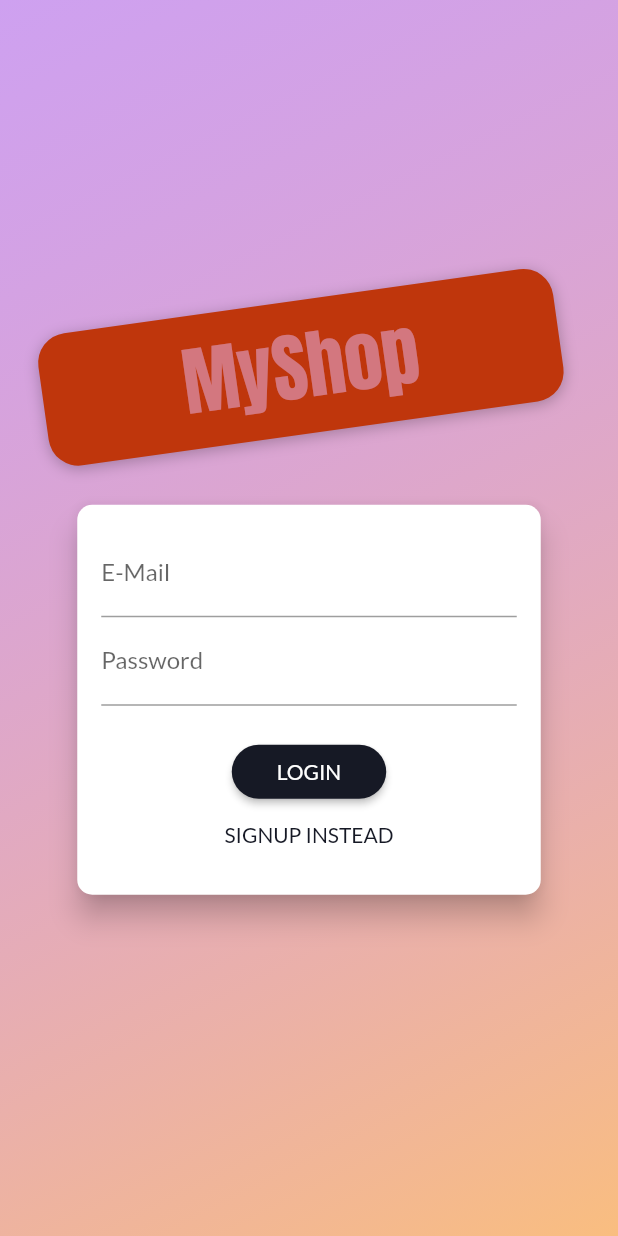
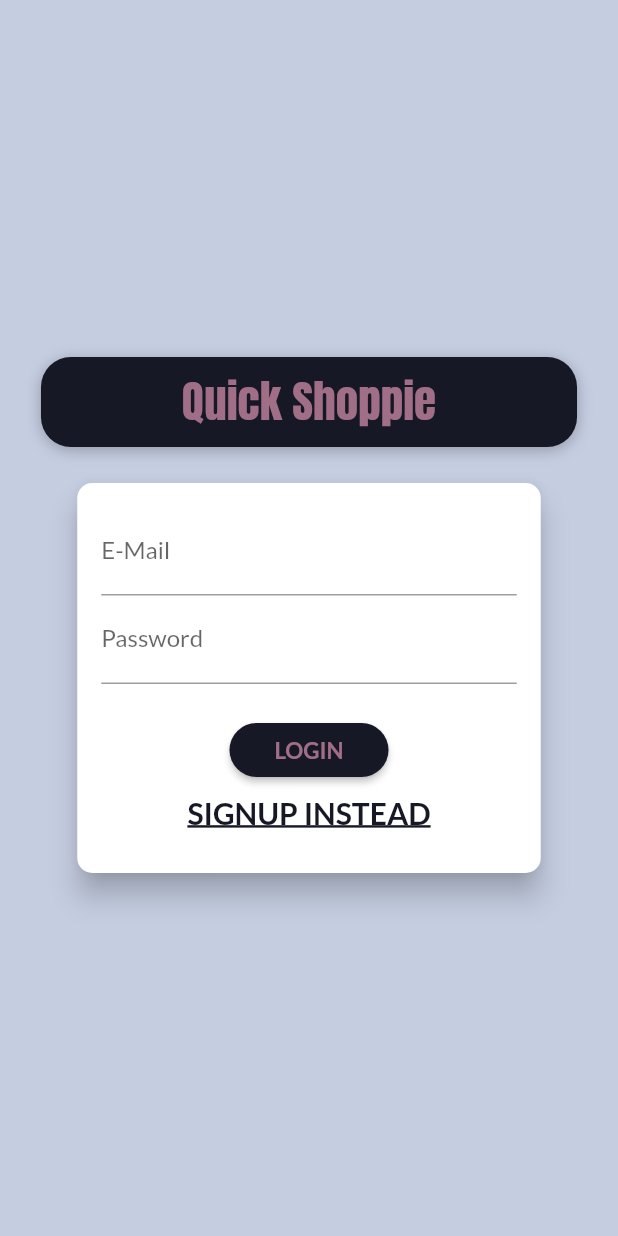
Before and after one commit to om-chevli/Quick-Shoppie-App, a Flutter app: the screen it shows after launch, on a phone screen of 412 x 824 dp. Run offline on Flutter 3.47's test engine with Material 2 defaults, Android fonts, the phone set to English and light mode, and no system bars.

```diff
--- a/lib/providers/auth.dart
+++ b/lib/providers/auth.dart
@@ -1,4 +1,5 @@
 import 'dart:convert';
+import 'dart:async'; //imports Timer() widget
 
 import 'package:flutter/widgets.dart';
 import 'package:http/http.dart' as http;
@@ -9,6 +10,7 @@ class Auth with ChangeNotifier {
   String _token;
   DateTime _expiryDate;
   String _userId;
+  Timer _authTimer;
 
   bool get isAuth {
     return token != null;
@@ -55,6 +57,7 @@ class Auth with ChangeNotifier {
           ),
         ),
       );
+      autoLogOut();
       notifyListeners();
     } catch (error) {
       throw error;
@@ -73,6 +76,18 @@ class Auth with ChangeNotifier {
     _token = null;
     _userId = null;
     _expiryDate = null;
+    if (_authTimer != null) {
+      _authTimer.cancel();
+      _authTimer = null;
+    }
     notifyListeners();
   }
+
+  void autoLogOut() {
+    if (_authTimer != null) {
+      _authTimer.cancel();
+    }
+    final timeToExpiry = _expiryDate.difference(DateTime.now()).inSeconds;
+    _authTimer = Timer(Duration(seconds: 3), logout);
+  }
 }
--- a/lib/screens/auth_screen.dart
+++ b/lib/screens/auth_screen.dart
@@ -22,15 +22,16 @@ class AuthScreen extends StatelessWidget {
         children: <Widget>[
           Container(
             decoration: BoxDecoration(
-              gradient: LinearGradient(
-                colors: [
-                  Color.fromRGBO(215, 117, 255, 1).withOpacity(0.5),
-                  Color.fromRGBO(255, 188, 117, 1).withOpacity(0.9),
-                ],
-                begin: Alignment.topLeft,
-                end: Alignment.bottomRight,
-                stops: [0, 1],
-              ),
+              color: Theme.of(context).canvasColor,
+              // gradient: LinearGradient(
+              //   colors: [
+              //     Color.fromRGBO(215, 117, 255, 1).withOpacity(0.5),
+              //     Color.fromRGBO(255, 188, 117, 1).withOpacity(0.9),
+              //   ],
+              //   begin: Alignment.topLeft,
+              //   end: Alignment.bottomRight,
+              //   stops: [0, 1],
+              // ),
             ),
           ),
           SingleChildScrollView(
@@ -46,12 +47,11 @@ class AuthScreen extends StatelessWidget {
                       margin: EdgeInsets.only(bottom: 20.0),
                       padding:
                           EdgeInsets.symmetric(vertical: 8.0, horizontal: 94.0),
-                      transform: Matrix4.rotationZ(-8 * pi / 180)
-                        ..translate(-10.0),
-                      // ..translate(-10.0),
+                      // transform: Matrix4.rotationZ(-8 * pi / 180)
+                      //   ..translate(-10.0),
                       decoration: BoxDecoration(
                         borderRadius: BorderRadius.circular(20),
-                        color: Colors.deepOrange.shade900,
+                        color: Theme.of(context).primaryColor,
                         boxShadow: [
                           BoxShadow(
                             blurRadius: 8,
@@ -61,10 +61,10 @@ class AuthScreen extends StatelessWidget {
                         ],
                       ),
                       child: Text(
-                        'MyShop',
+                        'Quick Shoppie',
                         style: TextStyle(
                           color: Theme.of(context).accentColor,
-                          fontSize: 50,
+                          fontSize: 30,
                           fontFamily: 'Anton',
                           fontWeight: FontWeight.normal,
                         ),
@@ -246,8 +246,13 @@ class _AuthCardState extends State<AuthCard> {
                   CircularProgressIndicator()
                 else
                   RaisedButton(
-                    child:
-                        Text(_authMode == AuthMode.Login ? 'LOGIN' : 'SIGN UP'),
+                    child: Text(
+                      _authMode == AuthMode.Login ? 'LOGIN' : 'SIGN UP',
+                      style: TextStyle(
+                        fontSize: 15,
+                        fontWeight: FontWeight.bold,
+                      ),
+                    ),
                     onPressed: _submit,
                     shape: RoundedRectangleBorder(
                       borderRadius: BorderRadius.circular(30),
@@ -255,11 +260,17 @@ class _AuthCardState extends State<AuthCard> {
                     padding:
                         EdgeInsets.symmetric(horizontal: 30.0, vertical: 8.0),
                     color: Theme.of(context).primaryColor,
-                    textColor: Theme.of(context).primaryTextTheme.button.color,
+                    textColor: Theme.of(context).accentColor,
                   ),
                 FlatButton(
                   child: Text(
-                      '${_authMode == AuthMode.Login ? 'SIGNUP' : 'LOGIN'} INSTEAD'),
+                    '${_authMode == AuthMode.Login ? 'SIGNUP' : 'LOGIN'} INSTEAD',
+                    style: TextStyle(
+                      fontWeight: FontWeight.bold,
+                      fontSize: 20,
+                      decoration: TextDecoration.underline,
+                    ),
+                  ),
                   onPressed: _switchAuthMode,
                   padding: EdgeInsets.symmetric(horizontal: 30.0, vertical: 4),
                   materialTapTargetSize: MaterialTapTargetSize.shrinkWrap,
```
